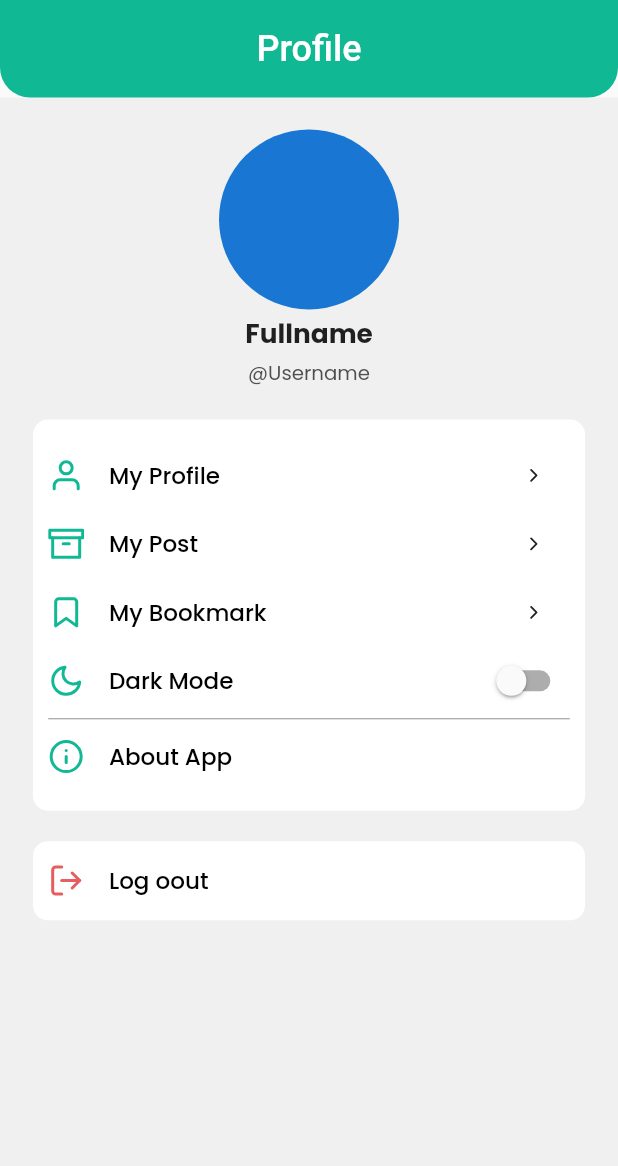
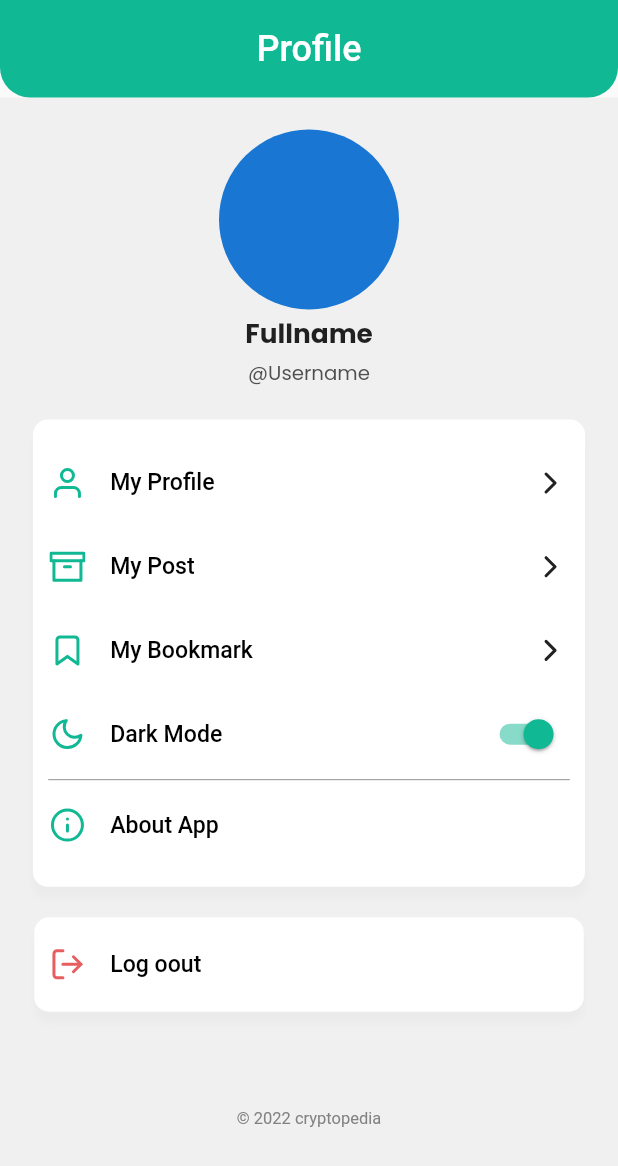
Before and after one commit to indrakurniawan902/cryptopedia, a Flutter app: the Profile screen opened by its route, on a phone screen of 412 x 824 dp. Shown: the top 1166 px of the screen. Run offline on Flutter 3.47's test engine with Material 2 defaults, Android fonts, the phone set to English and light mode, and no system bars; our stand-ins replace awesome_snackbar_content, firebase_auth, firebase_core, flutter_feather_icons, flutter_screenutil, google_sign_in; accounts and stored records are empty; network calls fail; Roboto replaces fonts that are missing (Poppins-Medium, Poppins-SemiBold).

Commit message:
nambah component + screen

```diff
--- a/lib/main.dart
+++ b/lib/main.dart
@@ -1,6 +1,8 @@
 import 'package:cryptopedia/provider/auth_provider.dart';
 import 'package:cryptopedia/provider/on_boarding_provider.dart';
+import 'package:cryptopedia/screen/about_app/about_app.dart';
 import 'package:cryptopedia/screen/homepage.dart';
+import 'package:cryptopedia/screen/my_profile/my_profile.dart';
 import 'package:cryptopedia/screen/profile/profile.dart';
 import 'package:cryptopedia/screen/registration/registration_success.dart';
 import 'package:cryptopedia/screen/auth_wrapper.dart';
@@ -43,6 +45,8 @@ class MyApp extends StatelessWidget {
             '/register-success': (context) => const RegistrationSuccess(),
             '/home': (context) => const Homepage(),
             '/profile': (context) => const Profile(),
+            '/my-profile': (context) => const MyProfile(),
+            '/about-app': (context) => const AboutApp(),
           },
           initialRoute: '/',
         ),
--- a/lib/screen/components/default_appbar.dart
+++ b/lib/screen/components/default_appbar.dart
@@ -1,4 +1,6 @@
+import 'package:cryptopedia/screen/homepage.dart';
 import 'package:cryptopedia/utils/constant/app_colors.dart';
+import 'package:cryptopedia/utils/constant/app_text_style.dart';
 import 'package:flutter/material.dart';
 import "package:flutter_feather_icons/flutter_feather_icons.dart";
 import 'package:flutter_screenutil/flutter_screenutil.dart';
@@ -8,13 +10,17 @@ class DefaultAppbar extends StatelessWidget with PreferredSizeWidget {
       {super.key,
       required this.size,
       required this.title,
-      required this.isBack,
+      this.user,
+      this.isBack,
+      this.isHomepage,
       required this.fontSize});
 
   final double size;
   final double fontSize;
   final String title;
-  final bool isBack;
+  final String? user;
+  final bool? isBack;
+  final bool? isHomepage;
   @override
   Widget build(BuildContext context) {
     return AppBar(
@@ -23,15 +29,33 @@ class DefaultAppbar extends StatelessWidget with PreferredSizeWidget {
       backgroundColor: Colors.transparent,
       title: Text(
         title,
-        style: TextStyle(fontSize: fontSize),
+        style: TextStyle(fontSize: fontSize, fontFamily: 'Poppins-SemiBold'),
       ),
       centerTitle: true,
+      actions: isHomepage == true
+          ? [
+              Padding(
+                  padding: EdgeInsets.fromLTRB(0.w, 23.h, 20.w, 23.h),
+                  child: Text(
+                    user!,
+                    style: userStyle,
+                  ))
+            ]
+          : [const SizedBox()],
       leading: isBack == true
           ? IconButton(
               icon: const Icon(FeatherIcons.chevronLeft),
               onPressed: () => Navigator.pop(context),
             )
-          : const SizedBox(),
+          : isHomepage == true
+              ? Padding(
+                  padding: EdgeInsets.fromLTRB(20.w, 17.h, 0, 17.h),
+                  child: Image.asset(
+                      cacheHeight: 32.h.toInt(),
+                      cacheWidth: 35.w.toInt(),
+                      'assets/images/icon_home.png'),
+                )
+              : const SizedBox(),
       flexibleSpace: Container(
         decoration: const BoxDecoration(
           color: AppColors.primaryBrand,
--- a/lib/screen/profile/profile.dart
+++ b/lib/screen/profile/profile.dart
@@ -2,6 +2,8 @@ import 'package:cryptopedia/provider/auth_provider.dart';
 import 'package:cryptopedia/screen/components/default_appbar.dart';
 import 'package:cryptopedia/screen/profile/widget/menu_item_profile.dart';
 import 'package:cryptopedia/utils/constant/app_colors.dart';
+import 'package:cryptopedia/utils/constant/app_shadow.dart';
+import 'package:cryptopedia/utils/constant/app_text_style.dart';
 import 'package:flutter/material.dart';
 import 'package:flutter_feather_icons/flutter_feather_icons.dart';
 import 'package:flutter_screenutil/flutter_screenutil.dart';
@@ -67,16 +69,21 @@ class _ProfileState extends State<Profile> {
               ),
               Container(
                 decoration: BoxDecoration(
+                  boxShadow: const <BoxShadow>[
+                    AppShadow.shadow1,
+                  ],
                   borderRadius: BorderRadius.circular(10),
                   color: Colors.white,
                 ),
-                height: 257.h,
+                height: 307.h,
                 padding: EdgeInsets.symmetric(vertical: 20.w, horizontal: 10.h),
                 child: Column(
                   mainAxisAlignment: MainAxisAlignment.start,
                   children: [
-                    const MenuItemProfile(
+                    MenuItemProfile(
                       title: 'My Profile',
+                      onTilepress: () =>
+                          Navigator.pushNamed(context, '/my-profile'),
                       leading: FeatherIcons.user,
                       trailing: FeatherIcons.chevronRight,
                     ),
@@ -114,8 +121,10 @@ class _ProfileState extends State<Profile> {
                     SizedBox(
                       height: 2.h,
                     ),
-                    const MenuItemProfile(
+                    MenuItemProfile(
                       title: 'About App',
+                      onTilepress: () =>
+                          Navigator.pushNamed(context, '/about-app'),
                       leading: FeatherIcons.info,
                     ),
                   ],
@@ -126,10 +135,13 @@ class _ProfileState extends State<Profile> {
               ),
               Container(
                 decoration: BoxDecoration(
+                  boxShadow: const <BoxShadow>[
+                    AppShadow.shadow1,
+                  ],
                   borderRadius: BorderRadius.circular(10),
                   color: Colors.white,
                 ),
-                height: 52.h,
+                height: 62.h,
                 padding: EdgeInsets.symmetric(vertical: 10.w, horizontal: 10.h),
                 child: Column(
                   mainAxisAlignment: MainAxisAlignment.start,
@@ -147,6 +159,14 @@ class _ProfileState extends State<Profile> {
                   ],
                 ),
               ),
+              SizedBox(
+                height: 64.h,
+              ),
+              Text(
+                '© 2022 cryptopedia',
+                textAlign: TextAlign.center,
+                style: copyRight,
+              ),
             ],
           ),
         ),
--- a/lib/screen/profile/widget/menu_item_profile.dart
+++ b/lib/screen/profile/widget/menu_item_profile.dart
@@ -23,11 +23,13 @@ class MenuItemProfile extends StatelessWidget {
 
   @override
   Widget build(BuildContext context) {
-    return InkWell(
+    return Material(
+      color: AppColors.lightColor,
+      child: InkWell(
         onTap: onTilepress,
         child: SizedBox(
-        height: 30.h,
-        child: Expanded(
+          height: 40.h,
+          width: 315.w,
           child: Row(
             mainAxisAlignment: MainAxisAlignment.spaceBetween,
             children: [
@@ -50,14 +52,13 @@ class MenuItemProfile extends StatelessWidget {
               isToogle == true
                   ? Switch(
                       activeColor: AppColors.primaryBrand,
-                    value: false,
-                    onChanged: (value) {
-                      value = !value;
-                    },
+                      value: true,
+                      onChanged: (value) {},
                     )
-                : IconButton(icon: Icon(trailing), onPressed: () {}),
+                  : Icon(trailing),
             ],
-        )),
+          ),
+        ),
       ),
     );
   }
--- a/lib/utils/constant/app_text_style.dart
+++ b/lib/utils/constant/app_text_style.dart
@@ -19,6 +19,22 @@ TextStyle appHeaderText = TextStyle(
 
 TextStyle textProfile = TextStyle(
     fontSize: 14.sp,
-    fontFamily: 'Poppins',
+    fontFamily: 'Poppins-Medium',
     color: AppColors.darkColor,
     fontWeight: FontWeight.w500);
+TextStyle userStyle = TextStyle(
+    fontFamily: 'Poppins',
+    fontSize: 12.sp,
+    fontWeight: FontWeight.bold,
+    color: AppColors.lightColor);
+TextStyle copyRight = TextStyle(
+  fontFamily: 'Poppins-Medium',
+  fontSize: 10.sp,
+  color: AppColors.gray3,
+);
+TextStyle aboutText = TextStyle(
+  fontFamily: 'Poppins-Regular',
+  fontSize: 14.sp,
+  height: 1.5.sp,
+  color: AppColors.darkColor,
+);
--- a/pubspec.yaml
+++ b/pubspec.yaml
@@ -79,6 +79,7 @@ flutter:
       fonts:
         - asset: assets/fonts/Poppins-Regular.ttf
         - asset: assets/fonts/Poppins-Medium.ttf
+        - asset: assets/fonts/Poppins-SemiBold.ttf
         - asset: assets/fonts/Poppins-Bold.ttf
           weight: 700
   # For details regarding fonts from package dependencies,
```
Also changed, not shown: lib/screen/about_app/about_app.dart (added, +76 -0 lines), lib/screen/my_profile/my_profile.dart (added, +15 -0 lines), assets/fonts/Poppins-SemiBold.ttf (added), assets/images/icon_home.png (added), assets/images/launch.png (added), lib/screen/navbar/navbar.dart (added). Lines whose indentation alone changed are shown as unchanged.
